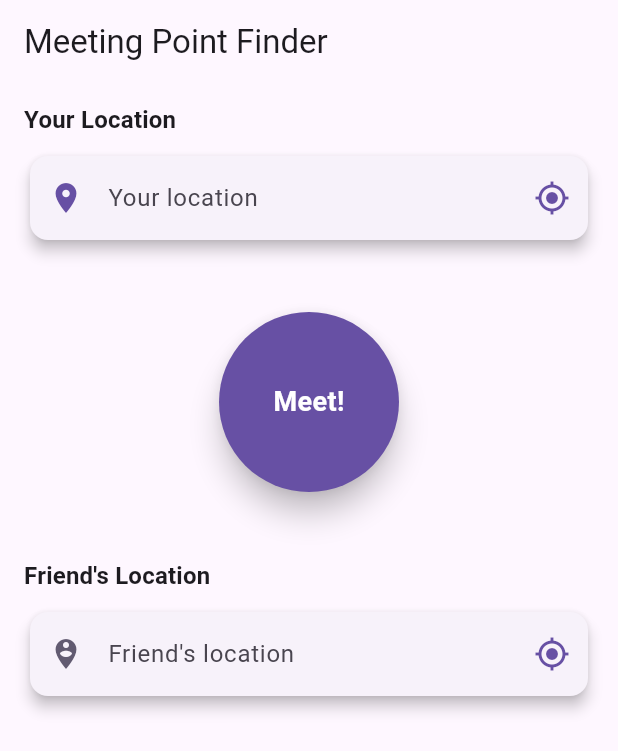
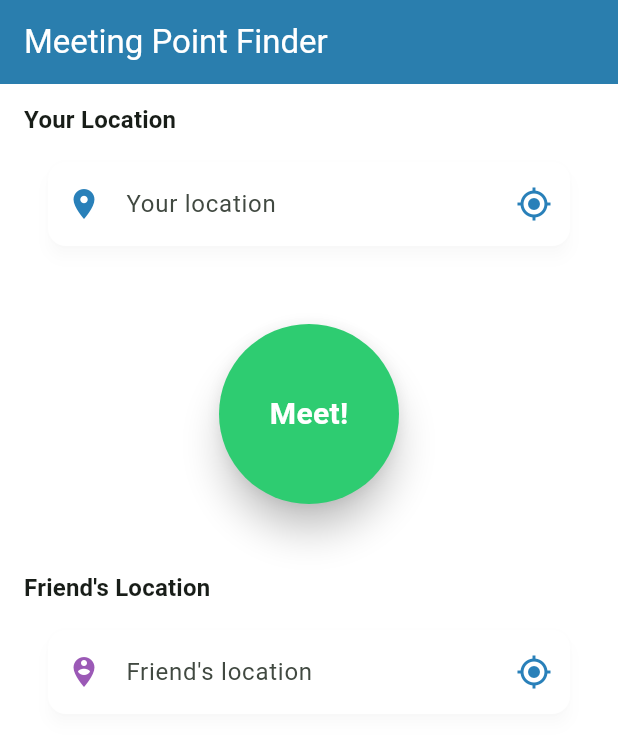
Before and after one commit to bonezone18/Meet_halfway, a Flutter app: the screen it shows after launch, on a phone screen of 412 x 824 dp. Shown: the top 751 px of the screen. Run offline on Flutter 3.47's test engine with Material 3 defaults, Android fonts, the phone set to English and light mode, and no system bars; drawn by our look-alikes of flutter_typeahead; our stand-ins replace flutter_dotenv, geolocator, google_maps_flutter.

Commit message:
changed all style and theme to be closer to Jewel Tone

```diff
--- a/lib/main.dart
+++ b/lib/main.dart
@@ -1,6 +1,5 @@
 import 'package:flutter/material.dart';
-import 'package:flutter_dotenv/flutter_dotenv.dart'; // <-- New import
-
+import 'package:flutter_dotenv/flutter_dotenv.dart';
 import 'package:provider/provider.dart';
 
 import 'screens/home_screen.dart';
@@ -12,13 +11,10 @@ import 'services/location_service.dart';
 import 'services/place_service.dart';
 import 'services/directions_service.dart';
 
-
 Future<void> main() async {
-  // Ensure all bindings are initialized and load .env
   WidgetsFlutterBinding.ensureInitialized();
-  await dotenv.load(fileName: ".env"); // <-- Load .env before runApp
+  await dotenv.load(fileName: ".env");
   print('GOOGLE_MAPS_API_KEY: ${dotenv.env['GOOGLE_MAPS_API_KEY']}');
-
 
   runApp(const MyApp());
 }
@@ -29,7 +25,7 @@ class MyApp extends StatelessWidget {
   @override
   Widget build(BuildContext context) {
     final locationService = LocationService();
-    final directionsService = DirectionsService(dotenv.env['GOOGLE_MAPS_API_KEY']!); // <-- Read from .env
+    final directionsService = DirectionsService(dotenv.env['GOOGLE_MAPS_API_KEY']!);
     final placeService = PlaceService();
 
     return MultiProvider(
@@ -42,9 +38,50 @@ class MyApp extends StatelessWidget {
       child: MaterialApp(
         title: 'Meeting Point Finder',
         theme: ThemeData(
-          primarySwatch: Colors.blue,
+          colorScheme: ColorScheme.fromSeed(
+            seedColor: Color(0xFF2ECC71), // Emerald
+            primary: Color(0xFF2980B9),   // Sapphire
+            secondary: Color(0xFF9B59B6), // Amethyst
+            error: Color(0xFFC0392B),     // Ruby
+            surface: Colors.white,
+            background: Colors.white,
+            brightness: Brightness.light,
+          ),
+          scaffoldBackgroundColor: Colors.white,
           fontFamily: 'Roboto',
           visualDensity: VisualDensity.adaptivePlatformDensity,
+          useMaterial3: true,
+          appBarTheme: const AppBarTheme(
+            backgroundColor: Color(0xFF2980B9),
+            foregroundColor: Colors.white,
+            elevation: 4,
+          ),
+          elevatedButtonTheme: ElevatedButtonThemeData(
+            style: ElevatedButton.styleFrom(
+              backgroundColor: Color(0xFF2ECC71),
+              foregroundColor: Colors.white,
+              shape: RoundedRectangleBorder(borderRadius: BorderRadius.all(Radius.circular(12))),
+              padding: EdgeInsets.symmetric(vertical: 14, horizontal: 24),
+              elevation: 4,
+            ),
+          ),
+          chipTheme: ChipThemeData(
+            selectedColor: const Color(0xFF9B59B6).withOpacity(0.85),
+            backgroundColor: const Color(0xFF2980B9).withOpacity(0.15),
+            disabledColor: Colors.grey[300],
+            labelStyle: const TextStyle(color: Colors.white),
+            secondarySelectedColor: const Color(0xFF9B59B6).withOpacity(0.85),
+            padding: const EdgeInsets.symmetric(horizontal: 8, vertical: 4),
+            shape: RoundedRectangleBorder(borderRadius: BorderRadius.circular(8)),
+            brightness: Brightness.light,
+          ),
+          cardTheme: CardTheme(
+            shape: RoundedRectangleBorder(borderRadius: BorderRadius.circular(12)),
+            elevation: 3,
+            margin: const EdgeInsets.symmetric(horizontal: 16, vertical: 8),
+            color: Colors.white,
+            shadowColor: Colors.black12,
+          ),
         ),
         home: HomeScreen(locationService: locationService),
       ),
--- a/lib/screens/home_screen.dart
+++ b/lib/screens/home_screen.dart
@@ -21,17 +21,18 @@ class HomeScreen extends StatelessWidget {
   @override
   Widget build(BuildContext context) {
     return Scaffold(
-      // Allow body to resize when keyboard appears
       resizeToAvoidBottomInset: true,
-      appBar: AppBar(title: const Text('Meeting Point Finder')),
+      appBar: AppBar(
+        title: const Text('Meeting Point Finder'),
+        backgroundColor: Theme.of(context).colorScheme.primary,
+        foregroundColor: Colors.white,
+      ),
       body: SafeArea(
         child: GestureDetector(
-          // Dismiss keyboard when tapping outside
           onTap: () => FocusScope.of(context).unfocus(),
           child: LayoutBuilder(
             builder: (context, constraints) {
               return SingleChildScrollView(
-                // Horizontal padding + bottom padding for keyboard + fixed spacing
                 padding: EdgeInsets.fromLTRB(
                   16.0,
                   0.0,
@@ -57,7 +58,6 @@ class HomeScreen extends StatelessWidget {
                         Center(
                           child: RawMaterialButton(
                             onPressed: () async {
-                              // click sound + light haptic
                               SystemSound.play(SystemSoundType.click);
                               HapticFeedback.lightImpact();
 
@@ -68,7 +68,6 @@ class HomeScreen extends StatelessWidget {
                               final locB = locProv.locationB;
 
                               if (locA != null && locB != null) {
-                                // reset filters so every search is fresh
                                 placeProv.resetCategoryFilters();
                                 await midProv.calculateMidpoint(locA, locB);
                                 if (context.mounted) {
@@ -87,8 +86,8 @@ class HomeScreen extends StatelessWidget {
                                 );
                               }
                             },
-                            elevation: 8,
-                            fillColor: Theme.of(context).primaryColor,
+                            elevation: 10,
+                            fillColor: const Color(0xFF2ECC71), // Emerald
                             shape: const CircleBorder(),
                             constraints: const BoxConstraints.tightFor(
                               width: 120,
@@ -98,7 +97,7 @@ class HomeScreen extends StatelessWidget {
                               'Meet!',
                               style: TextStyle(
                                 color: Colors.white,
-                                fontSize: 18,
+                                fontSize: 20,
                                 fontWeight: FontWeight.bold,
                               ),
                             ),
--- a/lib/widgets/location_input_widget.dart
+++ b/lib/widgets/location_input_widget.dart
@@ -1,12 +1,12 @@
 // lib/widgets/location_input_widget.dart
-import 'dart:async'; // Import Timer
+import 'dart:async';
 import 'package:flutter/material.dart';
 import 'package:flutter_typeahead/flutter_typeahead.dart';
 import 'package:provider/provider.dart';
 import '../providers/location_provider.dart';
 import '../services/location_service.dart';
 import '../providers/place_provider.dart';
-import '../models/location_model.dart'; // Import Location model
+import '../models/location_model.dart';
 
 /// A widget for inputting a location, with autocomplete suggestions and a 'use current location' button.
 class LocationInputWidget extends StatefulWidget {
@@ -69,12 +69,9 @@ class _LocationInputWidgetState extends State<LocationInputWidget> {
         ? locationProvider.locationA
         : locationProvider.locationB;
 
-    // Sync text with provider.address
     if (currentLocation != null) {
       final expected = currentLocation.address ??
-          (currentLocation.isCurrentLocation
-              ? 'Current Location'
-              : '');
+          (currentLocation.isCurrentLocation ? 'Current Location' : '');
       if (_controller.text != expected) {
         WidgetsBinding.instance.addPostFrameCallback((_) {
           if (!mounted) return;
@@ -91,7 +88,11 @@ class _LocationInputWidgetState extends State<LocationInputWidget> {
       });
     }
 
-    // Calculate keyboard height
+    final theme = Theme.of(context);
+    final primaryColor = theme.colorScheme.primary;
+    final secondaryColor = theme.colorScheme.secondary;
+    final errorColor = theme.colorScheme.error;
+
     final keyboardHeight = MediaQuery.of(context).viewInsets.bottom;
 
     return Padding(
@@ -101,43 +102,33 @@ class _LocationInputWidgetState extends State<LocationInputWidget> {
         children: [
           Text(
             widget.isLocationA ? 'Your Location' : 'Friend\'s Location',
-            style: Theme.of(context)
-                .textTheme
-                .titleMedium
-                ?.copyWith(fontWeight: FontWeight.bold),
+            style: theme.textTheme.titleMedium?.copyWith(fontWeight: FontWeight.bold),
           ),
           const SizedBox(height: 8),
           Card(
             elevation: 4,
-            shape:
-                RoundedRectangleBorder(borderRadius: BorderRadius.circular(12)),
+            shape: RoundedRectangleBorder(borderRadius: BorderRadius.circular(12)),
             child: Row(
               children: [
                 Expanded(
                   child: TypeAheadField<Map<String, dynamic>>(
                     textFieldConfiguration: TextFieldConfiguration(
                       controller: _controller,
-                      style: Theme.of(context).textTheme.bodyLarge,
+                      style: theme.textTheme.bodyLarge,
                       decoration: InputDecoration(
                         hintText: widget.placeholder,
                         border: InputBorder.none,
-                        contentPadding:
-                            const EdgeInsets.symmetric(vertical: 16.0),
+                        contentPadding: const EdgeInsets.symmetric(vertical: 16.0),
                         prefixIcon: Icon(
-                          widget.isLocationA
-                              ? Icons.location_on
-                              : Icons.person_pin_circle,
-                          color: widget.isLocationA
-                              ? Theme.of(context).colorScheme.primary
-                              : Theme.of(context).colorScheme.secondary,
+                          widget.isLocationA ? Icons.location_on : Icons.person_pin_circle,
+                          color: widget.isLocationA ? primaryColor : secondaryColor,
                         ),
                       ),
                       onSubmitted: (value) async {
                         final trimmed = value.trim();
                         if (trimmed.isEmpty) return;
                         try {
-                          final loc = await widget.locationService
-                              .geocodeAddress(trimmed);
+                          final loc = await widget.locationService.geocodeAddress(trimmed);
                           if (widget.isLocationA) {
                             locationProvider.setLocationA(loc);
                           } else {
@@ -145,9 +136,7 @@ class _LocationInputWidgetState extends State<LocationInputWidget> {
                           }
                         } catch (e) {
                           ScaffoldMessenger.of(context).showSnackBar(
-                            SnackBar(
-                                content: Text(
-                                    'Error geocoding address: $e')),
+                            SnackBar(content: Text('Error geocoding address: $e')),
                           );
                         }
                       },
@@ -155,18 +144,14 @@ class _LocationInputWidgetState extends State<LocationInputWidget> {
                     suggestionsCallback: _getDebouncedSuggestions,
                     itemBuilder: (context, suggestion) {
                       final desc = suggestion['description'] as String? ?? '';
-                      return ListTile(
-                        title: Text(desc),
-                        dense: true,
-                      );
+                      return ListTile(title: Text(desc), dense: true);
                     },
                     onSuggestionSelected: (s) async {
                       final placeId = s['place_id'] as String?;
                       if (placeId == null || placeId.isEmpty) return;
                       _controller.text = s['description'] as String? ?? '';
                       try {
-                        final loc = await widget.locationService
-                            .getPlaceDetails(placeId);
+                        final loc = await widget.locationService.getPlaceDetails(placeId);
                         if (widget.isLocationA) {
                           locationProvider.setLocationA(loc);
                         } else {
@@ -174,14 +159,11 @@ class _LocationInputWidgetState extends State<LocationInputWidget> {
                         }
                       } catch (e) {
                         ScaffoldMessenger.of(context).showSnackBar(
-                          SnackBar(
-                              content:
-                                  Text('Error fetching details: $e')),
+                          SnackBar(content: Text('Error fetching details: $e')),
                         );
                       }
                     },
-                    suggestionsBoxVerticalOffset:
-                        keyboardHeight > 0 ? -keyboardHeight : 12.0,
+                    suggestionsBoxVerticalOffset: keyboardHeight > 0 ? -keyboardHeight : 12.0,
                     suggestionsBoxDecoration: SuggestionsBoxDecoration(
                       elevation: 4.0,
                       borderRadius: BorderRadius.circular(8.0),
@@ -196,21 +178,16 @@ class _LocationInputWidgetState extends State<LocationInputWidget> {
                     ),
                     noItemsFoundBuilder: (context) => const Padding(
                       padding: EdgeInsets.all(12.0),
-                      child: Text('No suggestions found.',
-                          textAlign: TextAlign.center),
+                      child: Text('No suggestions found.', textAlign: TextAlign.center),
                     ),
                     errorBuilder: (context, error) => Padding(
                       padding: const EdgeInsets.all(12.0),
-                      child: Text('Error: $error',
-                          style: TextStyle(
-                              color:
-                                  Theme.of(context).colorScheme.error)),
+                      child: Text('Error: $error', style: TextStyle(color: errorColor)),
                     ),
                   ),
                 ),
                 IconButton(
-                  icon: Icon(Icons.my_location,
-                      color: Theme.of(context).colorScheme.primary),
+                  icon: Icon(Icons.my_location, color: primaryColor),
                   tooltip: 'Use Current Location',
                   onPressed: () async {
                     if (widget.isLocationA) {
@@ -220,9 +197,7 @@ class _LocationInputWidgetState extends State<LocationInputWidget> {
                     }
                     if (locationProvider.hasError) {
                       ScaffoldMessenger.of(context).showSnackBar(
-                        SnackBar(
-                            content: Text(
-                                'Error: ${locationProvider.errorMessage}')),
+                        SnackBar(content: Text('Error: ${locationProvider.errorMessage}')),
                       );
                     }
                   },
```
Also changed, not shown: lib/screens/directions_screen.dart (+14 -4 lines), lib/screens/place_details_screen.dart (+16 -14 lines), lib/screens/results_screen.dart (+14 -34 lines), 1 other file.
